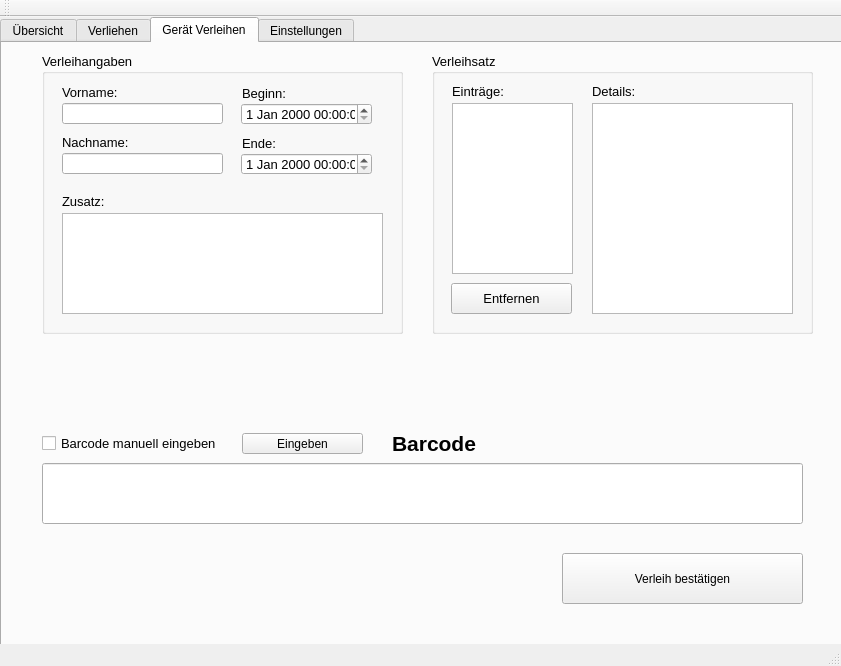
Psycl0p7/Projekt-2-Verleihsoftware, file mainwindow.ui: the form before one commit.
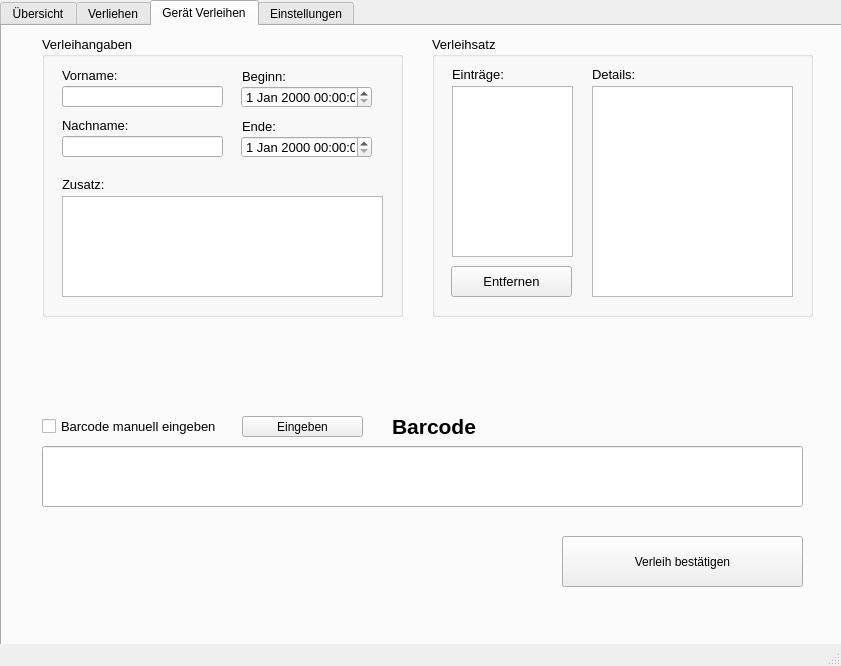
The form after the commit.

Patch:
```diff
--- a/mainwindow.ui
+++ b/mainwindow.ui
@@ -673,14 +673,6 @@
     </rect>
    </property>
   </widget>
-  <widget class="QToolBar" name="mainToolBar">
-   <attribute name="toolBarArea">
-    <enum>TopToolBarArea</enum>
-   </attribute>
-   <attribute name="toolBarBreak">
-    <bool>false</bool>
-   </attribute>
-  </widget>
   <widget class="QStatusBar" name="statusBar"/>
  </widget>
  <layoutdefault spacing="6" margin="11"/>
```
